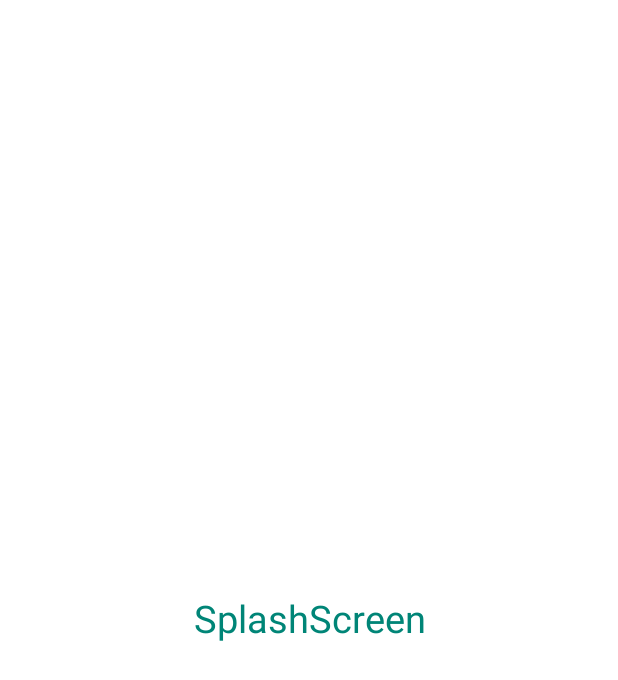
After one commit to dwiputrarf/SharingSession, an Android app: the SplashScreenActivity screen opened directly, with no data from a screen before it, on a phone screen of 412 x 824 dp. The commit adds this screen. Shown: the top 680 px of the screen. Run offline under Robolectric (Android 15) with nearby library versions, the phone set to English and light mode, and no system bars.

Commit message:
Add Splash Screen

```diff
--- /dev/null
+++ b/app/src/main/java/com/example/sharingsession/SplashScreenActivity.kt
@@ -0,0 +1,57 @@
+package com.example.sharingsession
+
+import android.content.Intent
+import androidx.appcompat.app.AppCompatActivity
+import android.os.Bundle
+import android.os.Handler
+import android.view.View
+
+class SplashScreenActivity : AppCompatActivity() {
+
+    private var mDelayHandler: Handler? = null
+    private val SPLASH_DELAY: Long = 3000 //3 seconds
+
+    internal val mRunnable: Runnable = Runnable {
+        if (!isFinishing) {
+            //GotoHomeActivity
+            val intent = Intent(applicationContext, HomeActivity::class.java)
+            startActivity(intent)
+            finish()
+        }
+    }
+
+    override fun onWindowFocusChanged(hasFocus: Boolean) {
+        super.onWindowFocusChanged(hasFocus)
+        if (hasFocus) {
+            hideSystemUI()
+        }
+    }
+
+    private fun hideSystemUI() {
+        val decorView = window.decorView
+        decorView.systemUiVisibility = (View.SYSTEM_UI_FLAG_IMMERSIVE
+                or View.SYSTEM_UI_FLAG_LAYOUT_STABLE
+                or View.SYSTEM_UI_FLAG_LAYOUT_HIDE_NAVIGATION
+                or View.SYSTEM_UI_FLAG_LAYOUT_FULLSCREEN
+
+                // Hide the nav bar and status bar
+                or View.SYSTEM_UI_FLAG_HIDE_NAVIGATION
+                or View.SYSTEM_UI_FLAG_FULLSCREEN)
+    }
+
+    override fun onCreate(savedInstanceState: Bundle?) {
+        super.onCreate(savedInstanceState)
+        setContentView(R.layout.activity_splash_screen)
+
+        // Initiate Handler
+        mDelayHandler = Handler()
+        mDelayHandler!!.postDelayed(mRunnable, SPLASH_DELAY)
+    }
+
+    override fun onDestroy() {
+        if (mDelayHandler != null) {
+            mDelayHandler!!.removeCallbacks(mRunnable)
+        }
+        super.onDestroy()
+    }
+}
--- /dev/null
+++ b/app/src/main/res/layout/activity_splash_screen.xml
@@ -0,0 +1,19 @@
+<?xml version="1.0" encoding="utf-8"?>
+<LinearLayout xmlns:android="http://schemas.android.com/apk/res/android"
+        xmlns:tools="http://schemas.android.com/tools"
+        android:layout_width="match_parent"
+        android:layout_height="match_parent"
+        android:background="@color/colorWhite"
+        tools:context=".SplashScreenActivity">
+
+    <TextView
+            android:id="@+id/fullscreen_content"
+            android:layout_width="match_parent"
+            android:layout_height="match_parent"
+            android:gravity="center"
+            android:keepScreenOn="true"
+            android:text="@string/splashscreen"
+            android:textColor="@color/colorPrimary"
+            android:textSize="25sp" />
+
+</LinearLayout>
--- a/app/src/main/res/values/colors.xml
+++ b/app/src/main/res/values/colors.xml
@@ -3,4 +3,8 @@
     <color name="colorPrimary">#008577</color>
     <color name="colorPrimaryDark">#00574B</color>
     <color name="colorAccent">#D81B60</color>
+
+    <color name="colorWhite">#FFFFFF</color>
+    <color name="colorBlack">#000000</color>
+
 </resources>
--- a/app/src/main/res/values/strings.xml
+++ b/app/src/main/res/values/strings.xml
@@ -1,3 +1,4 @@
 <resources>
     <string name="app_name">SharingSession</string>
+    <string name="splashscreen">SplashScreen</string>
 </resources>
--- a/app/src/main/res/values/styles.xml
+++ b/app/src/main/res/values/styles.xml
@@ -1,7 +1,7 @@
 <resources>
 
     <!-- Base application theme. -->
-    <style name="AppTheme" parent="Theme.AppCompat.Light.DarkActionBar">
+    <style name="AppTheme" parent="Theme.AppCompat.Light.NoActionBar">
         <!-- Customize your theme here. -->
         <item name="colorPrimary">@color/colorPrimary</item>
         <item name="colorPrimaryDark">@color/colorPrimaryDark</item>
```
Also changed, not shown: app/src/main/AndroidManifest.xml (+14 -7 lines).
